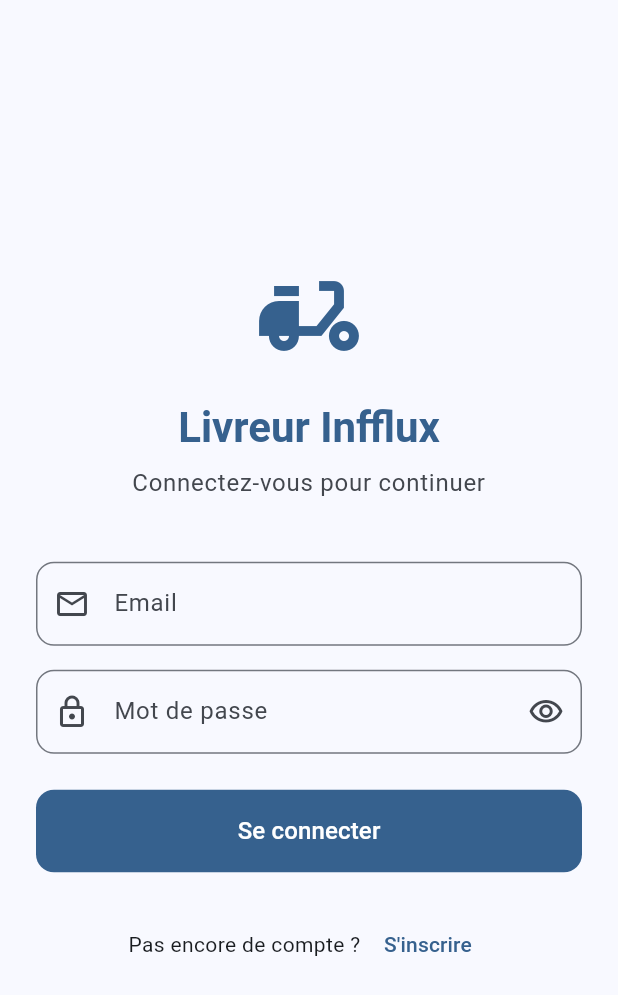
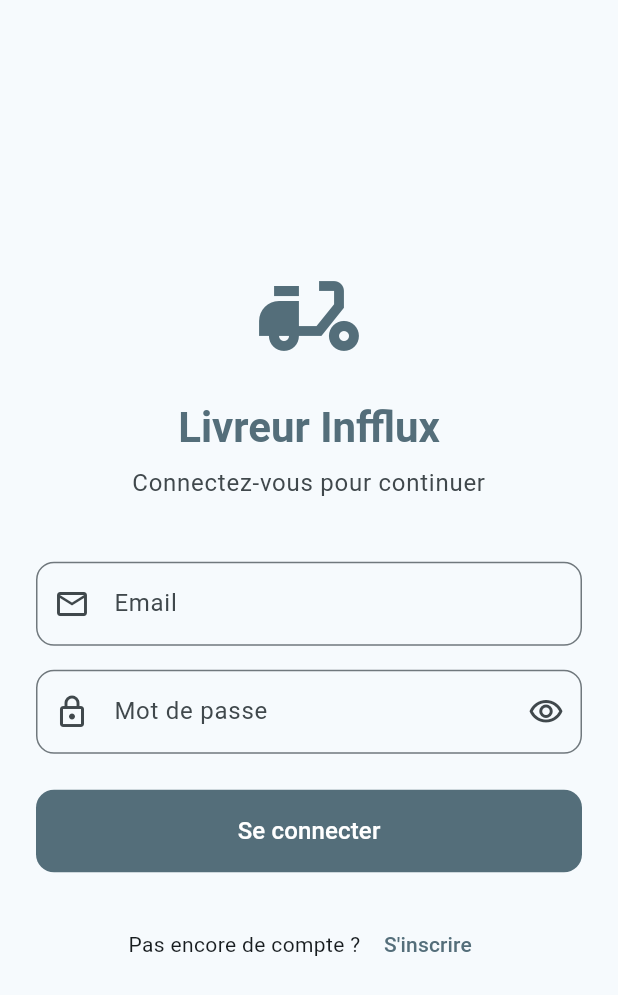
Before and after one commit to Hackathon-AL-26/Delivery_app, a Flutter app: the screen it shows after launch, on a phone screen of 412 x 824 dp. Shown: the top 995 px of the screen. Run offline on Flutter 3.47's test engine with Material 3 defaults, Android fonts, the light colour scheme and no system bars; our stand-ins replace bloc, firebase_auth, firebase_core, flutter_bloc, flutter_map, latlong2; accounts and stored records are empty.

```diff
--- a/lib/main.dart
+++ b/lib/main.dart
@@ -19,7 +19,23 @@
     return MaterialApp(
       title: 'Livreur Infflux',
       debugShowCheckedModeBanner: false,
-      theme: ThemeData(colorScheme: ColorScheme.fromSeed(seedColor: Colors.blue)),
+      theme: ThemeData(
+        colorScheme: ColorScheme.fromSeed(
+          seedColor: const Color(0xFF607D8B),
+          primary: const Color(0xFF546E7A),
+          onPrimary: Colors.white,
+          primaryContainer: const Color(0xFFCFD8DC),
+          onPrimaryContainer: const Color(0xFF37474F),
+          secondary: const Color(0xFF78909C),
+          onSecondary: Colors.white,
+          secondaryContainer: const Color(0xFFECEFF1),
+          onSecondaryContainer: const Color(0xFF455A64),
+          tertiary: const Color(0xFF90A4AE),
+          onTertiary: Colors.white,
+          tertiaryContainer: const Color(0xFFE0E0E0),
+          onTertiaryContainer: const Color(0xFF424242),
+        ),
+      ),
       home: const AuthGate(),
     );
   }
--- a/lib/screens/delivery_screen.dart
+++ b/lib/screens/delivery_screen.dart
@@ -168,7 +168,10 @@
           return Stack(
             children: [
               ListView(
-                padding: const EdgeInsets.only(top: 16, left: 16, right: 16, bottom: 32),
+                padding: EdgeInsets.only(
+                  top: 16, left: 16, right: 16,
+                  bottom: 32 + MediaQuery.of(context).padding.bottom,
+                ),
                 children: [
                   // ── Carte de chargement ──
                   if (isLoadingPhase) ...[
--- a/lib/widget/journey_card_widget.dart
+++ b/lib/widget/journey_card_widget.dart
@@ -55,7 +55,10 @@
 
   String _fmtDate(DateTime? dt) {
     if (dt == null) return '';
-    return '${dt.day}/${dt.month}/${dt.year}';
+    final d = dt.day.toString().padLeft(2, '0');
+    final m = dt.month.toString().padLeft(2, '0');
+    final y = (dt.year % 100).toString().padLeft(2, '0');
+    return '$d/$m/$y';
   }
 
   @override
--- a/lib/widget/truck_banner_widget.dart
+++ b/lib/widget/truck_banner_widget.dart
@@ -84,7 +84,7 @@
   String _subtitle() {
     if (truck == null) return truckId ?? 'Aucun camion assigné';
     final typeLabel = _truckTypeLabel(truck!.type);
-    return '$typeLabel';
+    return typeLabel;
   }
 
   String _statusLabel() {
```
Also changed, not shown: lib/screens/detail_delivery_order_screen.dart (+27 -4 lines), lib/screens/journey_detail_screen.dart (+35 -8 lines), 1 other file.
